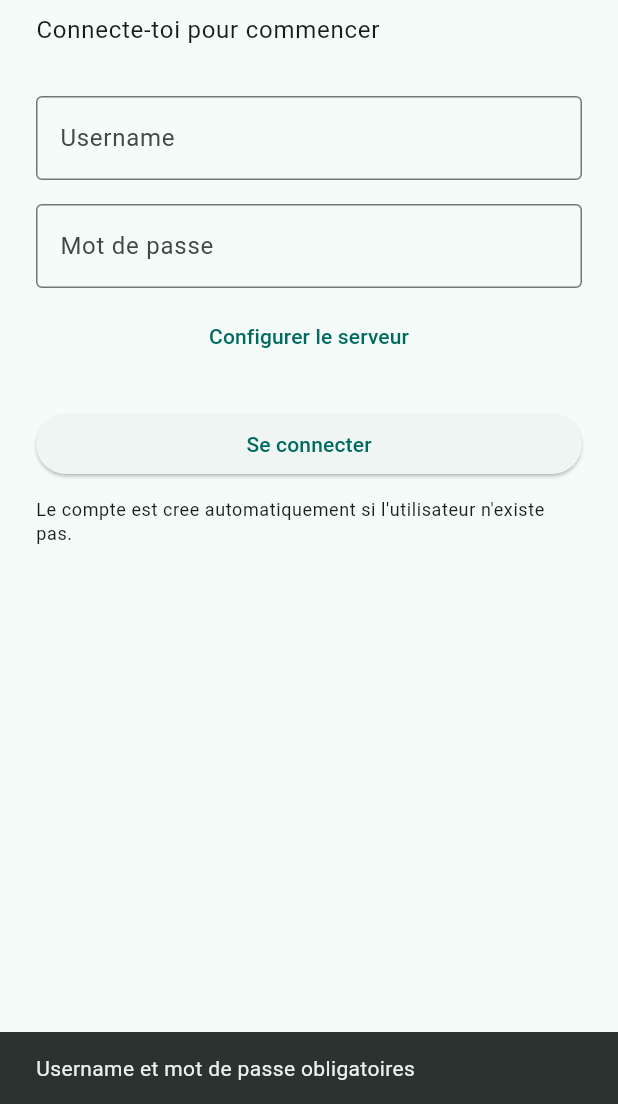
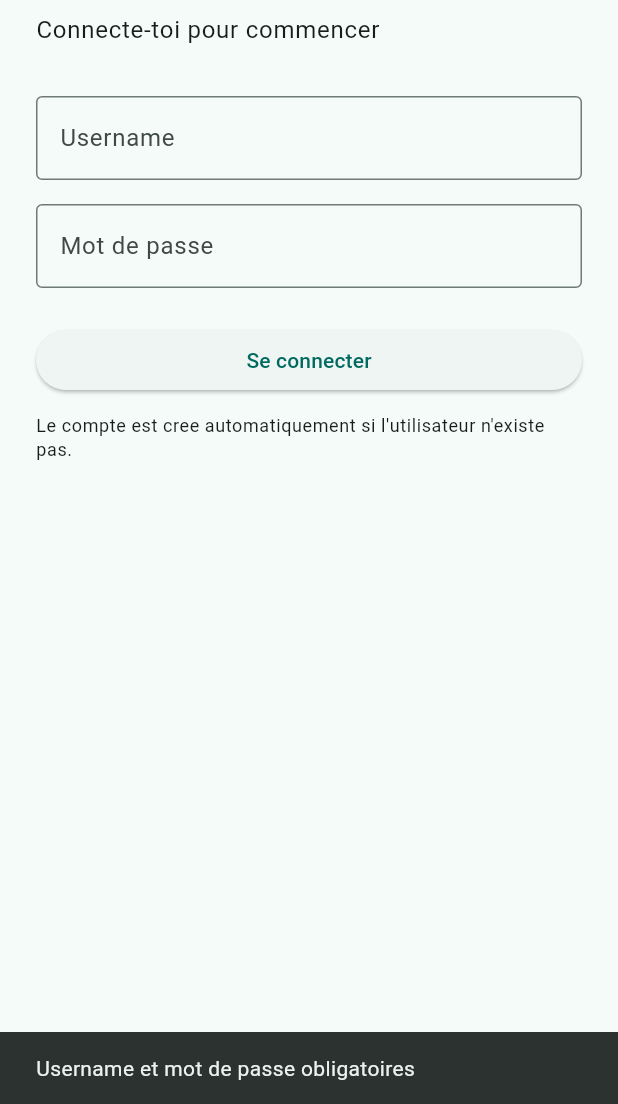
Before and after one commit to Leolesage/chat-app-cesi-mobile, a Flutter app: the screen it shows after launch, after a tap on "Se connecter", on a phone screen of 412 x 824 dp, the part 132-1236 px from its top. Run offline on Flutter 3.47's test engine with Material 3 defaults, Android fonts, the phone set to English and light mode, and no system bars; network calls fail.

Commit message:
fixe url serveur

```diff
--- a/lib/main.dart
+++ b/lib/main.dart
@@ -4,7 +4,7 @@ import 'dart:convert';
 import 'package:flutter/material.dart';
 import 'package:http/http.dart' as http;
 
-const String defaultApiBaseUrl = 'http://10.0.2.2:8080';
+const String apiBaseUrl = 'http://10.176.133.34:8080';
 
 void main() {
   runApp(const ChatApp());
@@ -36,34 +36,13 @@ class LoginScreen extends StatefulWidget {
 class _LoginScreenState extends State<LoginScreen> {
   final _usernameController = TextEditingController();
   final _passwordController = TextEditingController();
-  final _apiController = TextEditingController(text: defaultApiBaseUrl);
   bool _isLoading = false;
-  bool _showServerConfig = false;
 
   @override
   void dispose() {
     _usernameController.dispose();
     _passwordController.dispose();
-    _apiController.dispose();
     super.dispose();
-  }
-
-  String _normalizeApiBaseUrl(String value) {
-    var trimmed = value.trim();
-    if (trimmed.isEmpty) {
-      return defaultApiBaseUrl;
-    }
-
-    if (!trimmed.startsWith('http://') &&
-        !trimmed.startsWith('https://')) {
-      trimmed = 'http://$trimmed';
-    }
-
-    if (trimmed.endsWith('/')) {
-      trimmed = trimmed.substring(0, trimmed.length - 1);
-    }
-
-    return trimmed;
   }
 
   void _showMessage(String message) {
@@ -75,7 +54,6 @@ class _LoginScreenState extends State<LoginScreen> {
   Future<void> _submit() async {
     final username = _usernameController.text.trim();
     final password = _passwordController.text;
-    final baseUrl = _normalizeApiBaseUrl(_apiController.text);
 
     if (username.isEmpty || password.isEmpty) {
       _showMessage('Username et mot de passe obligatoires');
@@ -94,7 +72,7 @@ class _LoginScreenState extends State<LoginScreen> {
     try {
       final response = await http
           .post(
-            Uri.parse('$baseUrl/auth'),
+            Uri.parse('$apiBaseUrl/auth'),
             headers: {'Content-Type': 'application/json'},
             body: jsonEncode({
               'username': username,
@@ -136,7 +114,6 @@ class _LoginScreenState extends State<LoginScreen> {
         id: idValue.toInt(),
         username: usernameValue,
         created: payload['created'] == true,
-        apiBaseUrl: baseUrl,
       );
 
       if (!mounted) {
@@ -197,36 +174,6 @@ class _LoginScreenState extends State<LoginScreen> {
                   border: OutlineInputBorder(),
                 ),
               ),
-              const SizedBox(height: 8),
-              TextButton(
-                onPressed: () {
-                  setState(() {
-                    _showServerConfig = !_showServerConfig;
-                  });
-                },
-                child: Text(
-                  _showServerConfig
-                      ? 'Masquer le serveur'
-                      : 'Configurer le serveur',
-                ),
-              ),
-              if (_showServerConfig) ...[
-                TextField(
-                  controller: _apiController,
-                  keyboardType: TextInputType.url,
-                  decoration: const InputDecoration(
-                    labelText: 'Serveur API',
-                    hintText: 'http://192.168.1.50:8080',
-                    border: OutlineInputBorder(),
-                  ),
-                ),
-                const SizedBox(height: 8),
-                Text(
-                  'Si l\'API tourne sur un autre PC, mets son IP locale ici.',
-                  style: Theme.of(context).textTheme.bodySmall,
-                ),
-                const SizedBox(height: 8),
-              ],
               const SizedBox(height: 24),
               ElevatedButton(
                 onPressed: _isLoading ? null : _submit,
@@ -256,13 +203,11 @@ class UserSession {
     required this.id,
     required this.username,
     required this.created,
-    required this.apiBaseUrl,
   });
 
   final int id;
   final String username;
   final bool created;
-  final String apiBaseUrl;
 }
 
 class UserSummary {
@@ -364,7 +309,7 @@ class _UsersScreenState extends State<UsersScreen> {
   Future<List<UserSummary>> _fetchUsers() async {
     try {
       final response = await http
-          .get(Uri.parse('${widget.session.apiBaseUrl}/users'))
+          .get(Uri.parse('$apiBaseUrl/users'))
           .timeout(const Duration(seconds: 8));
 
       final payload = jsonDecode(response.body);
@@ -606,7 +551,7 @@ class _ChatScreenState extends State<ChatScreen> {
 
     _isFetching = true;
     try {
-      final uri = Uri.parse('${widget.session.apiBaseUrl}/messages')
+      final uri = Uri.parse('$apiBaseUrl/messages')
           .replace(queryParameters: {
         'user_id': widget.session.id.toString(),
         'with_id': widget.peer.id.toString(),
@@ -681,7 +626,7 @@ class _ChatScreenState extends State<ChatScreen> {
     try {
       final response = await http
           .post(
-            Uri.parse('${widget.session.apiBaseUrl}/messages'),
+            Uri.parse('$apiBaseUrl/messages'),
             headers: {'Content-Type': 'application/json'},
             body: jsonEncode({
               'sender_id': widget.session.id,
```
